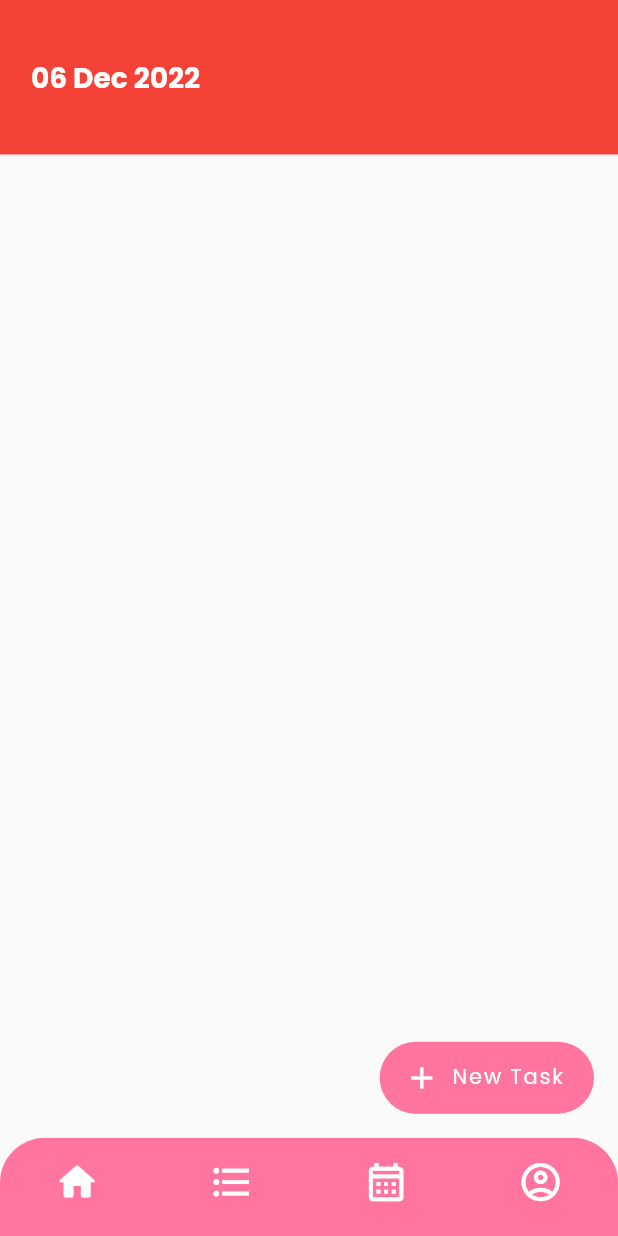
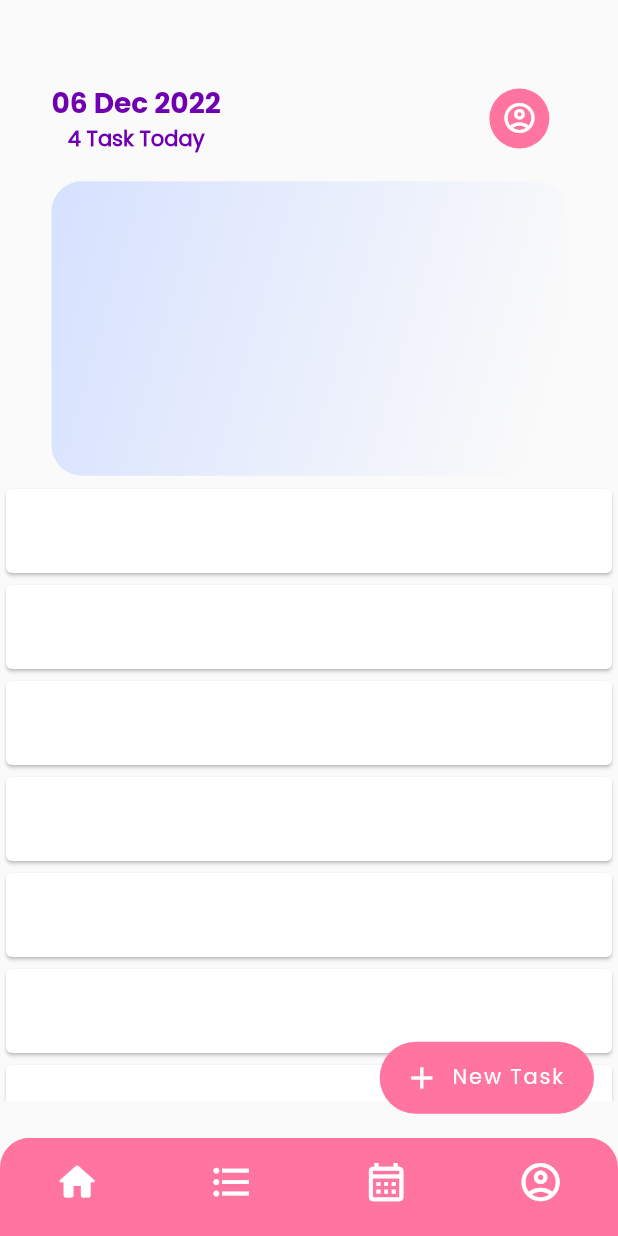
Before and after one commit to ramazan3ren/2do-app, a Flutter app: the screen it shows after launch, after a tap on the "arrow forward ios" icon, on a phone screen of 412 x 824 dp. Run offline on Flutter 3.47's test engine with Material 2 defaults, Android fonts, the phone set to English and light mode, and no system bars; our stand-ins replace lottie.

Commit message:
home page updated

```diff
--- a/lib/main.dart
+++ b/lib/main.dart
@@ -15,6 +15,7 @@ class MyApp extends StatelessWidget {
       title: '2Do App',
       debugShowCheckedModeBanner: false,
       theme: ThemeData(
+        primarySwatch: Colors.pink,
         fontFamily: 'Poppins',
         appBarTheme:
             AppBarTheme(systemOverlayStyle: SystemUiOverlayStyle(statusBarColor: ProjectValue().mainThemeColor)),
--- a/lib/pages/mainPage.dart
+++ b/lib/pages/mainPage.dart
@@ -18,21 +18,97 @@ class _MainPageState extends State<MainPage> {
       floatingActionButton: floatingActionButton(),
       body: Stack(
         children: [
-          Container(
+          Column(
+            children: [
+              appBar(context),
+              Column(
+                children: [
+                  Padding(
+                    padding: const EdgeInsets.only(top: 13),
+                    child: SizedBox(
+                      // color: Colors.red,
+                      width: getDeviceWidth(context),
+                      height: getDeviceHeight(context) / 4,
+                      child: Center(
+                        child: Container(
+                          height: getDeviceHeight(context) / 4.2,
+                          width: getDeviceWidth(context) / 1.2,
+                          decoration: BoxDecoration(
+                              borderRadius: HomePageValue().detailRadius,
+                              gradient: LinearGradient(
+                                begin: Alignment.topLeft,
+                                // end: Alignment.bottomRight,
+                                colors: [
+                                  ProjectValue().gradientColor1,
+                                  ProjectValue().gradientColor2,
+                                ],
+                              )),
+                        ),
+                      ),
+                    ),
+                  ),
+                ],
+              ),
+              SizedBox(
+                height: getDeviceHeight(context) / 2,
+                child: SingleChildScrollView(
+                  scrollDirection: Axis.vertical,
+                  child: ListView.builder(
+                    physics: const NeverScrollableScrollPhysics(),
+                    itemCount: 10,
+                    shrinkWrap: true,
+                    itemBuilder: (context, index) {
+                      return const Card(
+                        child: ListTile(),
+                      );
+                    },
+                  ),
+                ),
+              ),
+            ],
+          ),
+        ],
+      ),
+      bottomNavigationBar: bottomNavigationBar(currentIndex, context),
+    );
+  }
+
+  SizedBox appBar(BuildContext context) {
+    return SizedBox(
       height: getDeviceHeight(context) / 8,
-            color: Colors.red,
       child: Row(
         children: [
+          Column(
+            mainAxisAlignment: MainAxisAlignment.end,
+            children: [
               Padding(
-                  padding: EdgeInsets.only(left: getDeviceWidth(context) / 20),
+                padding: EdgeInsets.only(left: getDeviceWidth(context) / 12),
                 child: showNowDate(),
               ),
-              ],
+              Padding(
+                padding: EdgeInsets.only(left: getDeviceWidth(context) / 12),
+                child: Text(
+                  '4 Task Today',
+                  style: TextStyle(
+                    color: ProjectValue().headThemeColor,
+                    fontWeight: FontWeight.w600,
+                  ),
                 ),
               )
             ],
           ),
-      bottomNavigationBar: bottomNavigationBar(currentIndex, context),
+          Padding(
+            padding: EdgeInsets.only(top: getDeviceHeight(context) / 15, left: getDeviceWidth(context) / 2.3),
+            child: CircleAvatar(
+              backgroundColor: ProjectValue().mainThemeColor,
+              child: Icon(
+                Icons.account_circle_outlined,
+                color: ProjectValue().bottomIcoColor,
+              ),
+            ),
+          )
+        ],
+      ),
     );
   }
 
@@ -63,15 +139,19 @@ class _MainPageState extends State<MainPage> {
           selectedItemColor: ProjectValue().bottomIcoColor,
           unselectedItemColor: ProjectValue().bottomIcoColor,
           iconSize: getDeviceHeight(context) / 27,
-          items: const [
+          items: bottomNavItem,
+        ),
+      ),
+    );
+  }
+
+  List<BottomNavigationBarItem> get bottomNavItem {
+    return const [
       BottomNavigationBarItem(icon: Icon(Icons.home_rounded), label: 'Home'),
       BottomNavigationBarItem(icon: Icon(Icons.format_list_bulleted_outlined), label: 'Tasks'),
       BottomNavigationBarItem(icon: Icon(Icons.calendar_month_outlined), label: 'Calendar'),
       BottomNavigationBarItem(icon: Icon(Icons.account_circle_outlined), label: 'Profile'),
-          ],
-        ),
-      ),
-    );
+    ];
   }
 
   FloatingActionButton floatingActionButton() {
@@ -118,7 +198,10 @@ class _MainPageState extends State<MainPage> {
       return Text(
         '0${now.day} $monthStr ${now.year}',
         style: TextStyle(
-            color: ProjectValue().bottomIcoColor, fontFamily: 'Poppins Bold', fontSize: getDeviceWidth(context) / 22),
+          color: ProjectValue().headThemeColor,
+          fontFamily: 'Poppins Bold',
+          fontSize: getDeviceWidth(context) / 22,
+        ),
       );
     }
     return Text(
--- a/lib/projectValues.dart
+++ b/lib/projectValues.dart
@@ -8,14 +8,17 @@ class ProjectValue {
   final Color descThemeColor = const Color.fromRGBO(111, 0, 178, 0.7);
   final Color bgThemeColor = const Color.fromRGBO(245, 228, 252, 1);
   final Color bottomIcoColor = const Color.fromRGBO(255, 255, 255, 1);
+  final Color gradientColor1 = const Color.fromRGBO(214, 225, 255, 1);
+  final Color gradientColor2 = const Color.fromRGBO(214, 225, 255, 0);
   final double elevation = 0;
 }
 
 class HomePageValue {
   BorderRadiusGeometry radius = const BorderRadius.only(topLeft: Radius.circular(50), topRight: Radius.circular(50));
   BorderRadiusGeometry bottomNavRadius =
-      const BorderRadius.only(topLeft: Radius.circular(30), topRight: Radius.circular(30));
+      const BorderRadius.only(topLeft: Radius.circular(20), topRight: Radius.circular(20));
   BorderRadiusGeometry buttonRadius = const BorderRadius.all(Radius.circular(50));
+  BorderRadiusGeometry detailRadius = const BorderRadius.all(Radius.circular(20));
 
   Text homePageText = Text('Organize Your\n Daily Task',
       textAlign: TextAlign.center,
```
Lines whose indentation alone changed are shown as unchanged.
